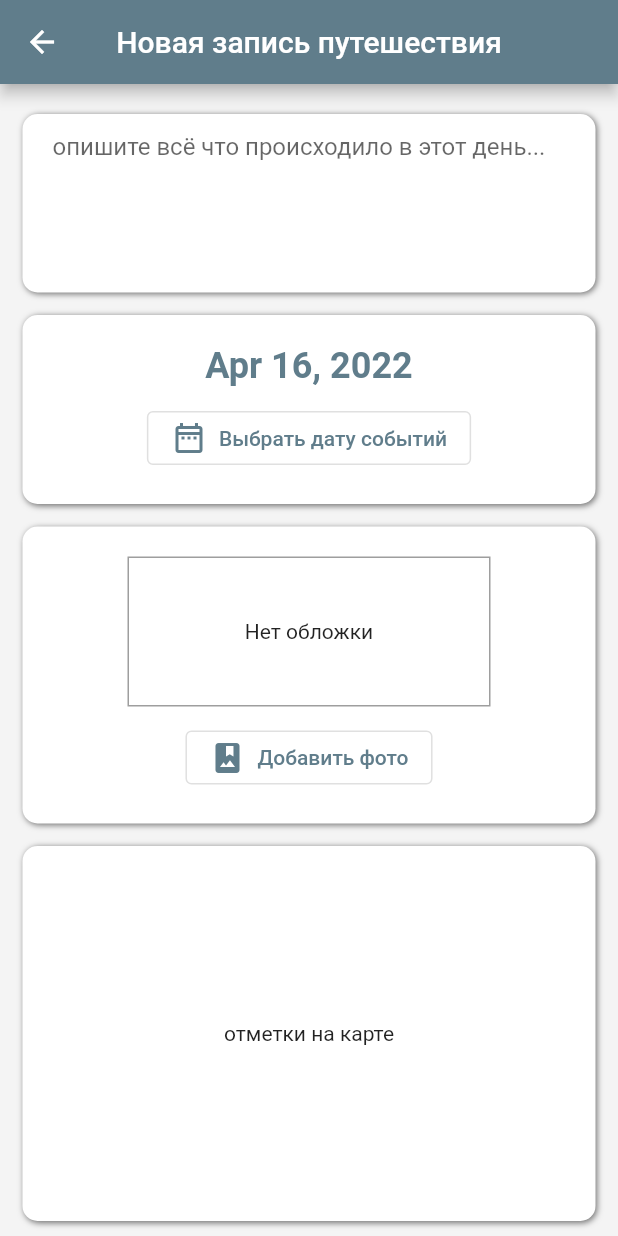
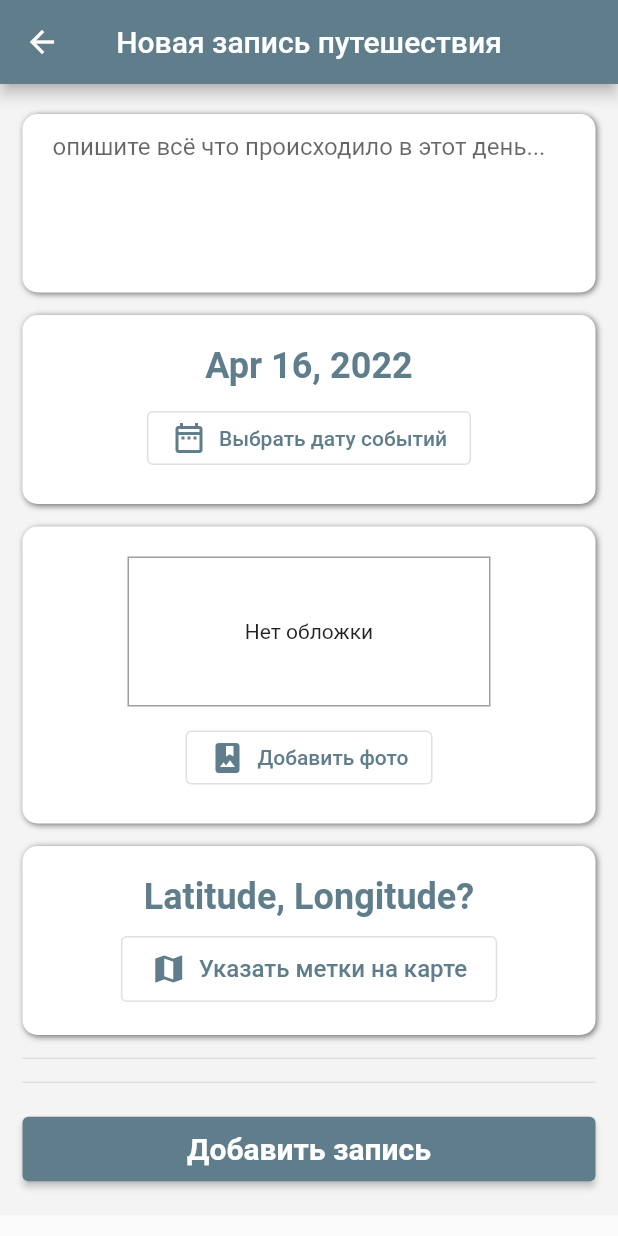
Before and after one commit to Sdoerty/Relevart, a Flutter app: the AddNewTravelday screen opened directly, on a phone screen of 412 x 824 dp. Run offline on Flutter 3.47's test engine with Material 2 defaults, Android fonts, the phone set to English and light mode, and no system bars; our stand-ins replace cloud_firestore, firebase_auth, firebase_core, font_awesome_flutter, google_maps_flutter, google_sign_in and 1 more; accounts and stored records are empty.

Commit message:
display google-maps in new travelday page

```diff
--- a/lib/pages/travel/add_new_travelday.dart
+++ b/lib/pages/travel/add_new_travelday.dart
@@ -1,8 +1,22 @@
 import 'package:flutter/material.dart';
+import 'package:google_maps_flutter/google_maps_flutter.dart';
 import 'package:relevart/style/create_travel_fields.dart';
 
-class AddNewTravelday extends StatelessWidget {
+class AddNewTravelday extends StatefulWidget {
   const AddNewTravelday({Key? key}) : super(key: key);
+
+  @override
+  State<AddNewTravelday> createState() => _AddNewTraveldayState();
+}
+
+class _AddNewTraveldayState extends State<AddNewTravelday> {
+  late GoogleMapController mapController;
+
+  final LatLng _center = const LatLng(55.741556, 37.620027);
+
+  void _onMapCreated(GoogleMapController controller) {
+    mapController = controller;
+  }
 
   @override
   Widget build(BuildContext context) {
@@ -95,9 +109,72 @@ class AddNewTravelday extends StatelessWidget {
                 ),
                 SizedBox(height: 15),
                 Container(
-                  height: 250,
-                    decoration: selfFieldDecoration(),
-                    child: Center(child: Text('отметки на карте'))),
+                  padding: EdgeInsets.symmetric(vertical: 20),
+                  decoration: selfFieldDecoration(),
+                  child: Column(
+                    children: [
+                      Text(
+                        "Latitude, Longitude?",
+                        style: TextStyle(
+                            fontSize: 24,
+                            fontWeight: FontWeight.bold,
+                            color: Colors.blueGrey),
+                      ),
+                      SizedBox(height: 10),
+                      Center(
+                        child: OutlinedButton.icon(
+                          onPressed: () => showDialog<void>(
+                            context: context,
+                            barrierDismissible: false, // user must tap button!
+                            builder: (BuildContext context) {
+                              return AlertDialog(
+                                insetPadding: EdgeInsets.symmetric(horizontal: 16),
+                                title: Text('Можно указать метки или нарисовать маршрут'),
+                                content: Container(
+                                  height: 500,
+                                  width: 500,
+                                  child: GoogleMap(
+                                    onMapCreated: _onMapCreated,
+                                    initialCameraPosition: CameraPosition(
+                                      target: _center,
+                                      zoom: 15.0,
+                                    ),
+                                  ),
+                                ),
+                                actions: <Widget>[
+                                  TextButton(
+                                    child: Text('Принять'),
+                                    onPressed: () {
+                                      Navigator.of(context).pop();
+                                    },
+                                  ),
+                                  TextButton(
+                                    child: Text('Отмена'),
+                                    onPressed: () {
+                                      Navigator.of(context).pop();
+                                    },
+                                  ),
+                                ],
+                              );
+                            },
+                          ),
+                          style: ElevatedButton.styleFrom(
+                            padding:
+                                EdgeInsets.symmetric(vertical: 10, horizontal: 20),
+                          ),
+                          icon: Icon(
+                            Icons.map,
+                            color: Colors.blueGrey,
+                          ),
+                          label: Text(
+                            'Указать метки на карте',
+                            style: TextStyle(color: Colors.blueGrey, fontSize: 16),
+                          ),
+                        ),
+                      ),
+                    ],
+                  ),
+                ),
                 SizedBox(height: 15),
                 Divider(
                   height: 1,
--- a/pubspec.yaml
+++ b/pubspec.yaml
@@ -38,6 +38,7 @@ dependencies:
   cloud_firestore: ^3.1.10
   image_picker: ^0.8.4+11
   intl: ^0.17.0
+  google_maps_flutter: ^2.1.3
 
 dev_dependencies:
   flutter_test:
```
Also changed, not shown: pubspec.lock, 1 other file.
